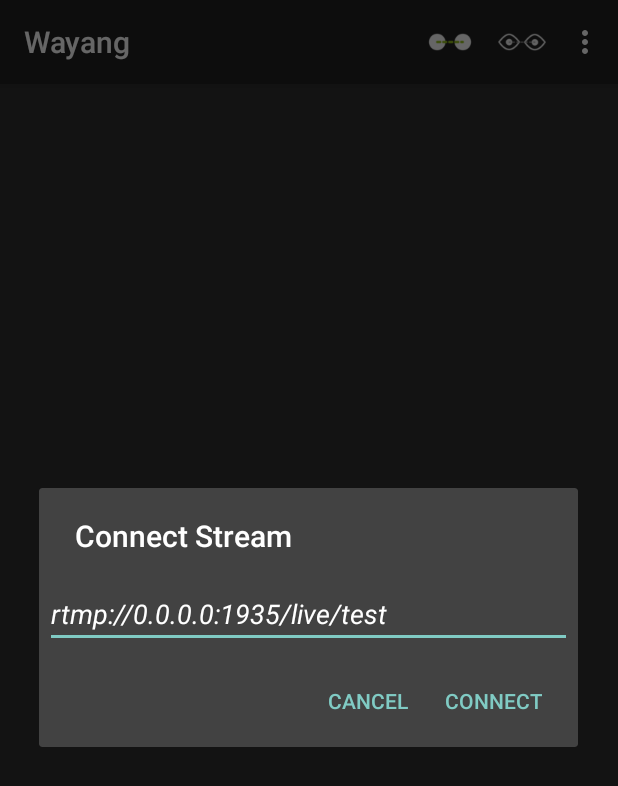
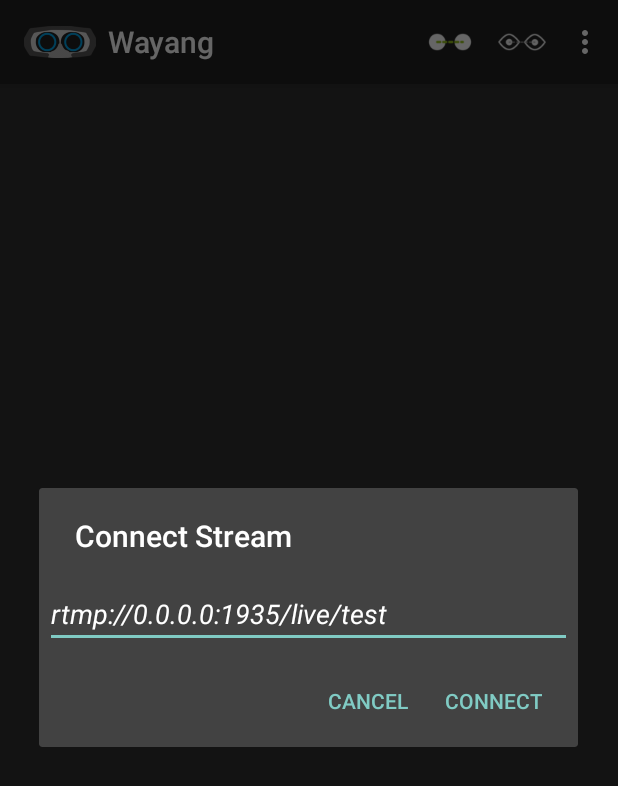
Before and after one commit to bennyk/benny-ffmpeg-player, an Android app: the screen it shows after launch (MainActivity), after a tap on "Connect", on a phone screen of 412 x 824 dp. Shown: the top 786 px of the screen. Run offline under Robolectric (Android 15) with nearby library versions, the phone set to English and light mode, and no system bars; libraries missing offline, so code that uses them is left out: eu.erikw; plain views replace PullToRefreshListView; 6 statements that could not run were skipped.

Commit message:
display launcher icon on action bar.

```diff
--- a/MyFFmpegPlayer/app/src/main/AndroidManifest.xml
+++ b/MyFFmpegPlayer/app/src/main/AndroidManifest.xml
@@ -27,7 +27,7 @@
         android:label="@string/app_name" >
         <activity
             android:name="com.bennykhoo.ffmpeg.myffmpegplayer.MainActivity"
-            android:theme="@style/Theme.AppCompat"
+            android:theme="@style/AppTheme"
             android:label="@string/title_activity_main" >
             <intent-filter>
                 <action android:name="android.intent.action.MAIN" />
--- a/MyFFmpegPlayer/app/src/main/java/com/bennykhoo/ffmpeg/myffmpegplayer/MainActivity.java
+++ b/MyFFmpegPlayer/app/src/main/java/com/bennykhoo/ffmpeg/myffmpegplayer/MainActivity.java
@@ -151,6 +151,10 @@ public class MainActivity extends ActionBarActivity implements OnItemClickListen
             mListView.setRefreshing();
             setFirstTimeUsed();
         }
+
+        // hmmm... perhaps for v4 support package is necessary
+        getSupportActionBar().setDisplayShowHomeEnabled(true);
+        getSupportActionBar().setIcon(R.drawable.actionbar_space_between_icon_and_title);
     }
 
     boolean isFirstTimeUse() {
--- /dev/null
+++ b/MyFFmpegPlayer/app/src/main/res/drawable/actionbar_space_between_icon_and_title.xml
@@ -0,0 +1,7 @@
+<?xml version="1.0" encoding="utf-8"?>
+<layer-list
+    xmlns:android="http://schemas.android.com/apk/res/android">
+    <item
+        android:drawable="@drawable/ic_launcher"
+        android:right="8dp"/>
+</layer-list>
--- a/MyFFmpegPlayer/app/src/main/res/values/styles.xml
+++ b/MyFFmpegPlayer/app/src/main/res/values/styles.xml
@@ -1,8 +1,12 @@
 <resources>
 
     <!-- Base application theme. -->
-    <style name="AppTheme" parent="Theme.AppCompat.Light.DarkActionBar">
+    <style name="AppTheme" parent="Theme.AppCompat">
         <!-- Customize your theme here. -->
+        <item name="android:actionBarStyle">@style/MyActionBar</item>
+    </style>
+
+    <style name="MyActionBar" parent="android:Widget.ActionBar">
     </style>
 
 </resources>
```
